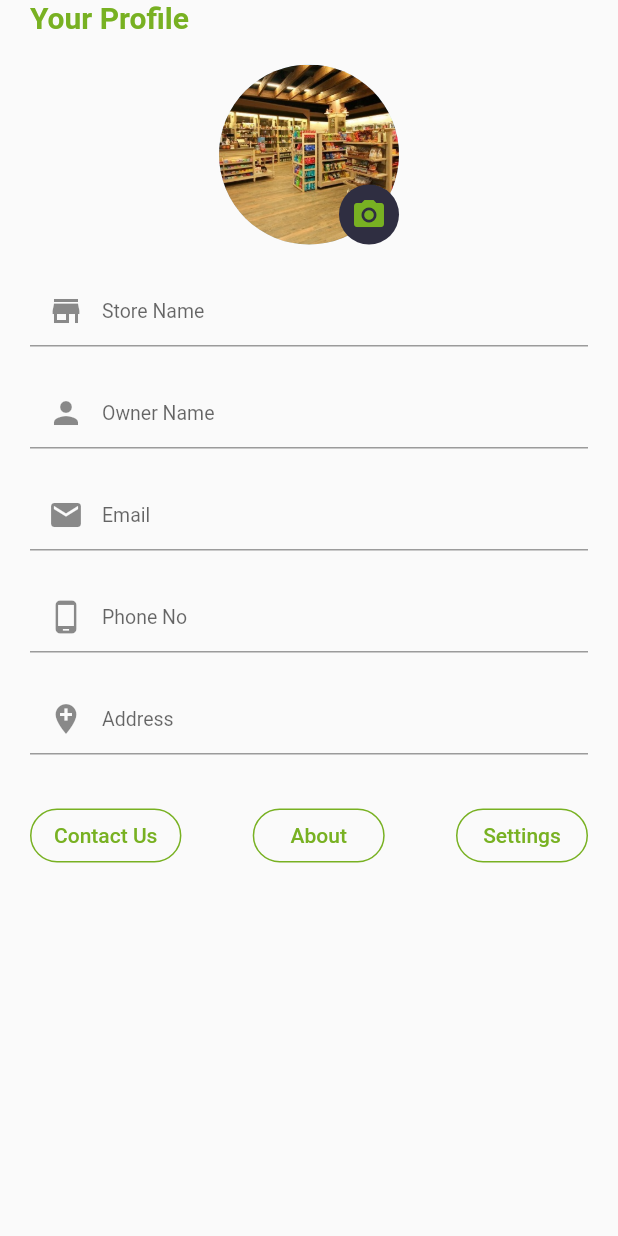
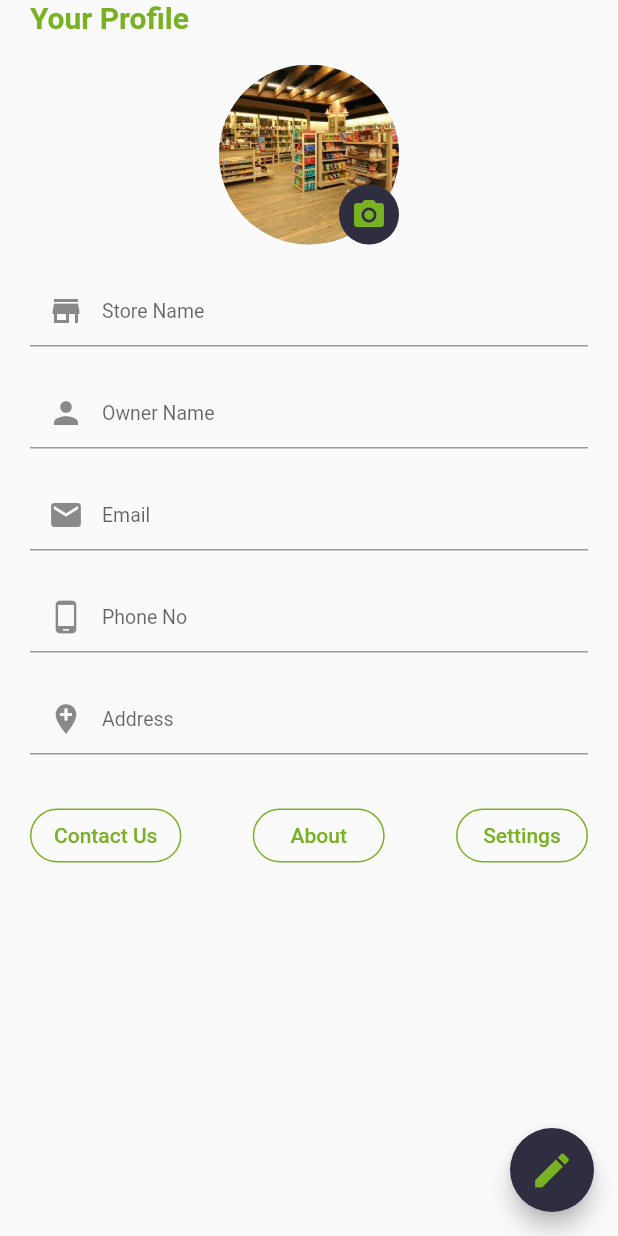
Before and after one commit to agrivator/dart-sellers, a Flutter app: the ProfileTab screen opened directly, on a phone screen of 412 x 824 dp. Run offline on Flutter 3.47's test engine with Material 2 defaults, Android fonts, the light colour scheme and no system bars; our stand-ins replace flutter_svg, geolocator, percent_indicator, pin_code_text_field; missing offline and left inert: country_pickers.

Commit message:
fab added to profile

```diff
--- a/lib/Tabs/ProfileTab.dart
+++ b/lib/Tabs/ProfileTab.dart
@@ -137,6 +137,7 @@ class _ProfileState extends State<ProfileTab> {
                         height: 20,
                       ),
                       TextFormField(
+                        enabled: _status,
                         keyboardType: TextInputType.multiline,
                         maxLines: null,
                         decoration: InputDecoration(
@@ -215,6 +216,13 @@ class _ProfileState extends State<ProfileTab> {
             ),
           ),
         ),
+        floatingActionButton: FloatingActionButton(
+          onPressed: () {
+            // Add your onPressed code here!
+          },
+          child: Icon(Icons.mode_edit, color: Color(0xFF78b122), size: 30.0),
+          backgroundColor: Color(0xFF2f2e41),
+        ),
       ),
     );
   }
```
